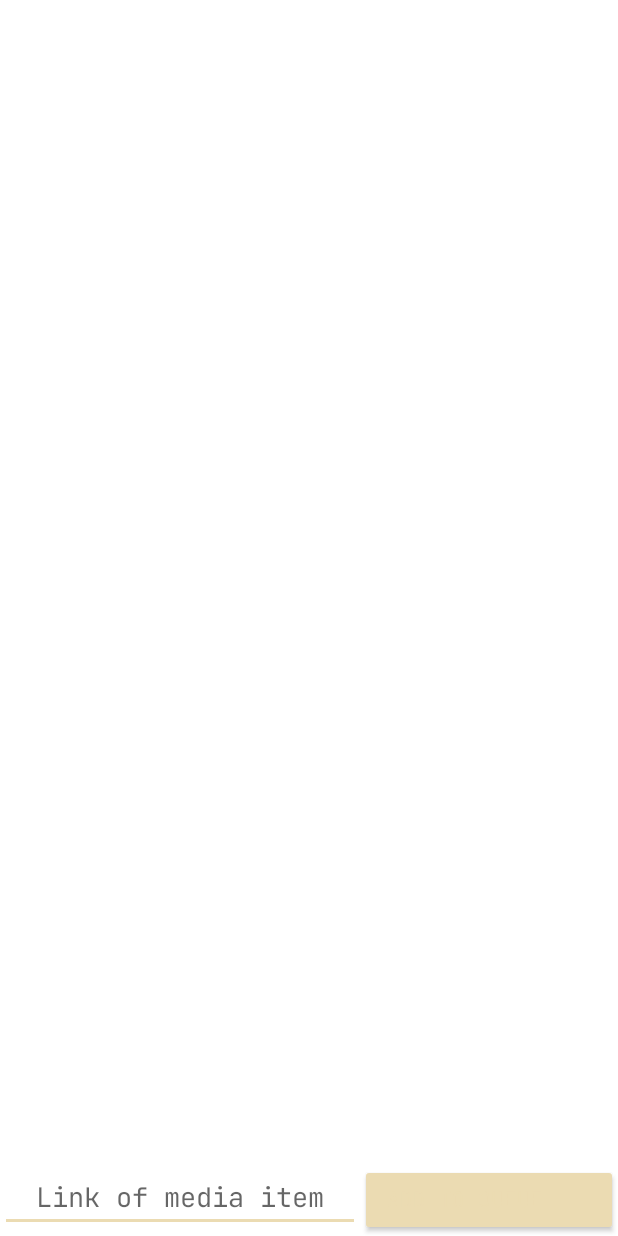
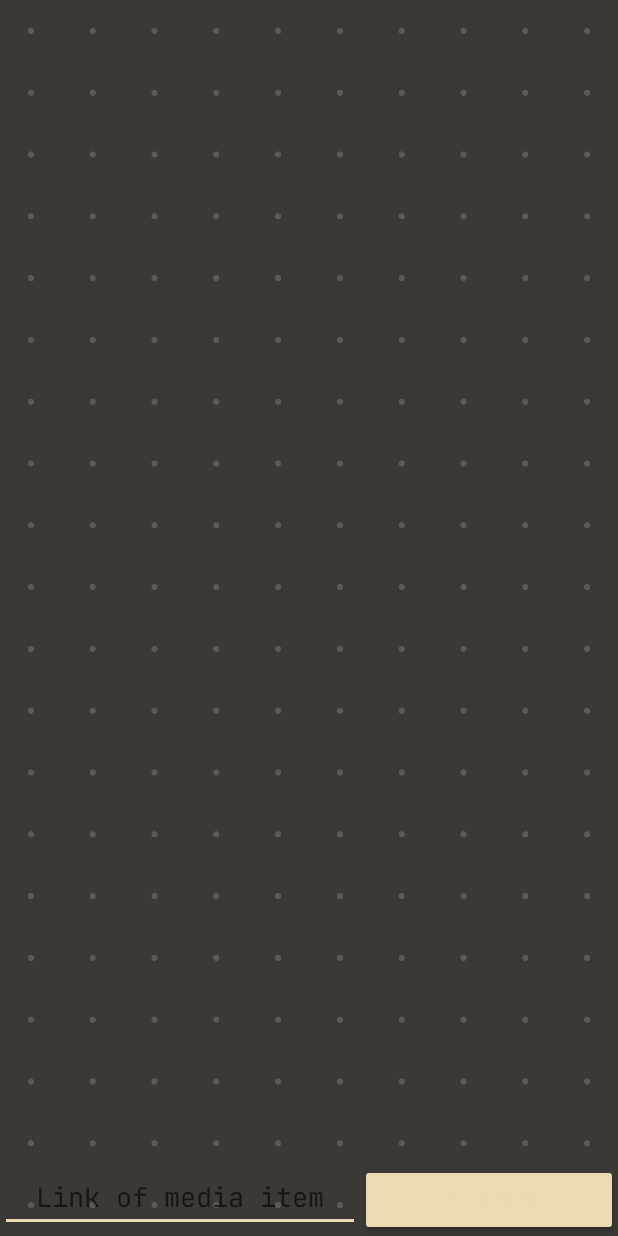
Before and after one commit to BrickerFixer/TurnableNew, an Android app: the StorageActivity screen opened directly, with no data from a screen before it, on a phone screen of 412 x 824 dp. Run offline under Robolectric (Android 15) with nearby library versions, the phone set to English and light mode, and no system bars.

Commit message:
add styled bg, add local storage activity

```diff
--- a/app/src/main/res/layout/activity_storage.xml
+++ b/app/src/main/res/layout/activity_storage.xml
@@ -7,6 +7,17 @@
     tools:context=".StorageActivity"
     tools:layout_editor_absoluteX="0dp"
     tools:layout_editor_absoluteY="50dp">
+
+    <ImageView
+        android:id="@+id/imageView3"
+        android:layout_width="match_parent"
+        android:layout_height="match_parent"
+        android:scaleType="centerCrop"
+        app:layout_constraintBottom_toBottomOf="parent"
+        app:layout_constraintEnd_toEndOf="parent"
+        app:layout_constraintStart_toStartOf="parent"
+        app:layout_constraintTop_toTopOf="parent"
+        app:srcCompat="@drawable/img" />
 
     <LinearLayout
         android:id="@+id/linearLayout"
--- a/app/src/main/res/values/strings.xml
+++ b/app/src/main/res/values/strings.xml
@@ -8,4 +8,5 @@
     <string name="noplay">No tracks playing</string>
     <string name="add">Add to queue</string>
     <string name="media_link">Link of media item</string>
+    <string name="storagebt">Add from storage...</string>
 </resources>
```
Also changed, not shown: app/src/main/java/com/freeui/player/MainActivity.java (+11 -0 lines), app/src/main/res/layout/activity_local.xml (+20 -0 lines), 1 other file.
